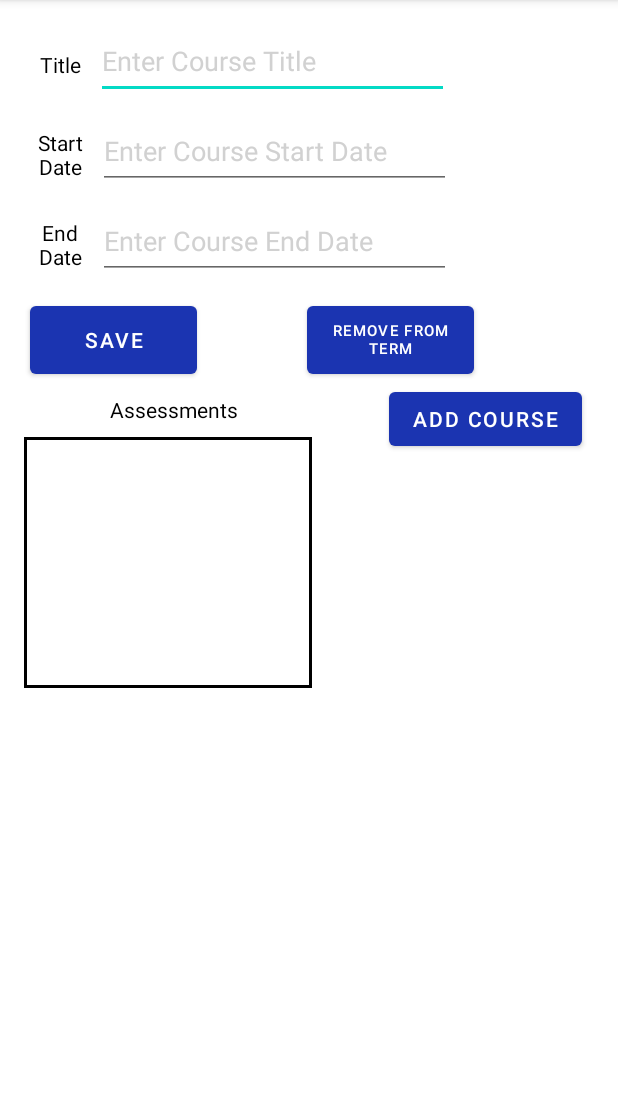
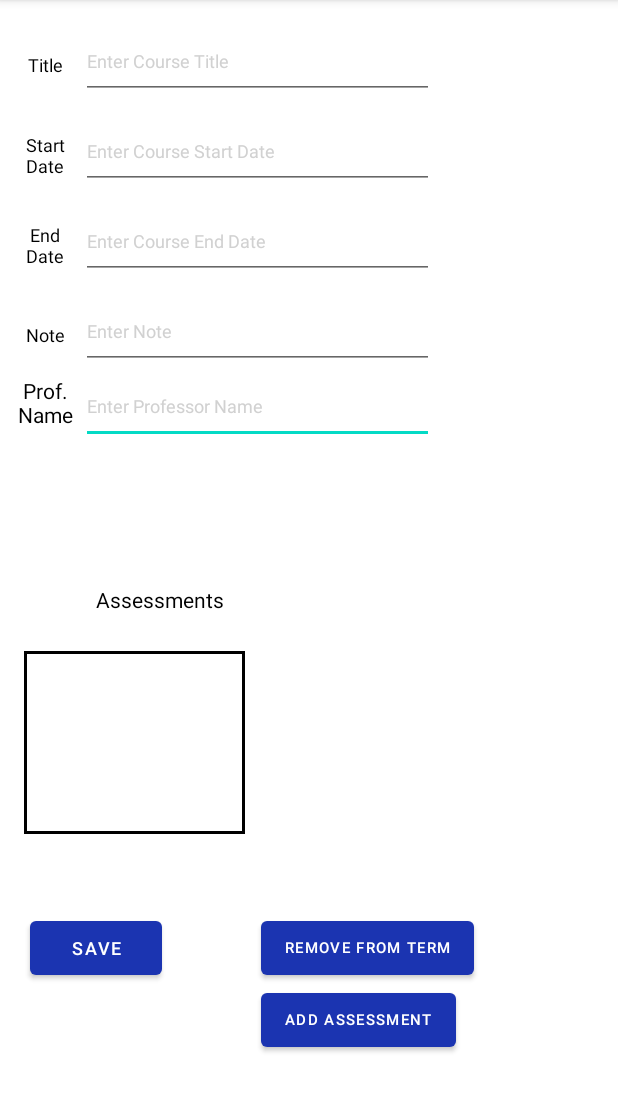
Before and after one commit to JohnHumphrey2099/C196, an Android app: the CourseDetail screen opened directly, with no data from a screen before it, on a phone screen of 412 x 824 dp, the part 84-1196 px from its top. Run offline under Robolectric (Android 15) with nearby library versions, the phone set to English and light mode, and no system bars.

Commit message:
Working on the Courses detail Screen.

```diff
--- a/app/src/main/java/com/humphrey/c196/Database/DatabaseBuilder.java
+++ b/app/src/main/java/com/humphrey/c196/Database/DatabaseBuilder.java
@@ -19,7 +19,7 @@ import com.humphrey.c196.Entity.Assessment;
 import com.humphrey.c196.Entity.Course;
 import com.humphrey.c196.Entity.Term;
 
-@Database(entities={Term.class, Assessment.class, Course.class}, version=5, exportSchema = false)
+@Database(entities={Term.class, Assessment.class, Course.class}, version=6, exportSchema = false)
 
 
 public abstract class DatabaseBuilder extends RoomDatabase {
--- a/app/src/main/java/com/humphrey/c196/UI/CourseDetail.java
+++ b/app/src/main/java/com/humphrey/c196/UI/CourseDetail.java
@@ -3,14 +3,18 @@ package com.humphrey.c196.UI;
 import androidx.appcompat.app.AppCompatActivity;
 
 import android.os.Bundle;
+import android.widget.EditText;
 
 import com.humphrey.c196.R;
 
 public class CourseDetail extends AppCompatActivity {
 
+    EditText editNote;
     @Override
     protected void onCreate(Bundle savedInstanceState) {
         super.onCreate(savedInstanceState);
         setContentView(R.layout.activity_course_detail);
+
+
     }
 }
--- a/app/src/main/java/com/humphrey/c196/UI/CourseScreen.java
+++ b/app/src/main/java/com/humphrey/c196/UI/CourseScreen.java
@@ -5,6 +5,7 @@ import androidx.recyclerview.widget.LinearLayoutManager;
 import androidx.recyclerview.widget.RecyclerView;
 
 import android.os.Bundle;
+import android.widget.EditText;
 
 import com.humphrey.c196.Database.Repository;
 import com.humphrey.c196.Entity.Course;
--- a/app/src/main/res/layout/activity_course_detail.xml
+++ b/app/src/main/res/layout/activity_course_detail.xml
@@ -8,26 +8,59 @@
 
 
     <TextView
-        android:id="@+id/labelCourseStart"
+        android:id="@+id/profNameLabel"
         android:layout_width="40dp"
         android:layout_height="45dp"
-        android:layout_marginStart="20dp"
         android:gravity="center"
-        android:text="Start Date"
+        android:text="Prof. Name"
         android:textColor="@color/black"
-        app:layout_constraintBottom_toBottomOf="@+id/editTextCourseStart"
-        app:layout_constraintStart_toStartOf="parent" />
+        app:layout_constraintStart_toStartOf="@+id/labelCourseEnd2"
+        app:layout_constraintTop_toBottomOf="@+id/editNote" />
+
+    <EditText
+        android:id="@+id/profNameField"
+        android:layout_width="235dp"
+        android:layout_height="50dp"
+        android:ems="10"
+        android:hint="Enter Professor Name"
+        android:inputType="textPersonName"
+        android:textColorHint="@color/hintText"
+        android:textSize="12sp"
+        app:layout_constraintStart_toStartOf="@+id/editNote"
+        app:layout_constraintTop_toBottomOf="@+id/editNote" />
+
+    <TextView
+        android:id="@+id/labelCourseEnd2"
+        android:layout_width="40dp"
+        android:layout_height="45dp"
+        android:gravity="center"
+        android:text="Note"
+        android:textColor="@color/black"
+        android:textSize="12sp"
+        app:layout_constraintBottom_toBottomOf="@+id/editNote"
+        app:layout_constraintStart_toStartOf="@+id/labelCourseEnd" />
 
     <TextView
         android:id="@+id/labelCourseEnd"
         android:layout_width="40dp"
         android:layout_height="45dp"
-        android:layout_marginStart="20dp"
         android:gravity="center"
         android:text="End Date"
         android:textColor="@color/black"
+        android:textSize="12sp"
         app:layout_constraintBottom_toBottomOf="@+id/editTextCourseEnd"
-        app:layout_constraintStart_toStartOf="parent" />
+        app:layout_constraintStart_toStartOf="@+id/labelCourseStart" />
+
+    <TextView
+        android:id="@+id/labelCourseStart"
+        android:layout_width="40dp"
+        android:layout_height="45dp"
+        android:gravity="center"
+        android:text="Start Date"
+        android:textColor="@color/black"
+        android:textSize="12sp"
+        app:layout_constraintBottom_toBottomOf="@+id/editTextCourseStart"
+        app:layout_constraintStart_toStartOf="@+id/labelCourseTitle" />
 
     <EditText
         android:id="@+id/editTextCourseTitle"
@@ -39,6 +72,7 @@
         android:hint="Enter Course Title"
         android:inputType="textPersonName"
         android:textColorHint="#D1D1D1"
+        android:textSize="12sp"
         app:layout_constraintStart_toEndOf="@+id/labelCourseTitle"
         app:layout_constraintTop_toTopOf="parent" />
 
@@ -46,74 +80,93 @@
         android:id="@+id/editTextCourseStart"
         android:layout_width="235dp"
         android:layout_height="50dp"
-        android:layout_marginStart="5dp"
         android:layout_marginTop="10dp"
         android:ems="10"
+        android:focusable="false"
         android:hint="Enter Course Start Date"
-        android:inputType="textPersonName"
+        android:inputType="none"
         android:textColorHint="@color/hintText"
-        app:layout_constraintStart_toEndOf="@+id/labelCourseStart"
+        android:textSize="12sp"
+        app:layout_constraintStart_toStartOf="@+id/editTextCourseTitle"
         app:layout_constraintTop_toBottomOf="@+id/editTextCourseTitle" />
 
     <TextView
         android:id="@+id/labelCourseTitle"
         android:layout_width="40dp"
         android:layout_height="45dp"
-        android:layout_marginStart="20dp"
+        android:layout_marginStart="10dp"
         android:gravity="center"
         android:text="Title"
         android:textColor="@color/black"
+        android:textSize="12sp"
         app:layout_constraintBottom_toBottomOf="@+id/editTextCourseTitle"
         app:layout_constraintStart_toStartOf="parent" />
+
+    <EditText
+        android:id="@+id/editNote"
+        android:layout_width="235dp"
+        android:layout_height="50dp"
+        android:layout_marginTop="10dp"
+        android:ems="10"
+        android:hint="Enter Note"
+        android:inputType="textPersonName"
+        android:textColorHint="@color/hintText"
+        android:textSize="12sp"
+        app:layout_constraintStart_toStartOf="@+id/editTextCourseEnd"
+        app:layout_constraintTop_toBottomOf="@+id/editTextCourseEnd" />
 
     <TextView
         android:id="@+id/labelAssessmentsCourseDetail"
         android:layout_width="211dp"
         android:layout_height="36dp"
         android:layout_marginStart="24dp"
+        android:layout_marginTop="136dp"
         android:gravity="center"
         android:text="Assessments"
         android:textColor="@color/black"
-        app:layout_constraintBottom_toTopOf="@+id/coursesInsideCourseDetails"
         app:layout_constraintEnd_toEndOf="@+id/coursesInsideCourseDetails"
-        app:layout_constraintStart_toStartOf="parent" />
+        app:layout_constraintHorizontal_bias="0.319"
+        app:layout_constraintStart_toStartOf="parent"
+        app:layout_constraintTop_toBottomOf="@+id/editNote" />
 
     <EditText
         android:id="@+id/editTextCourseEnd"
         android:layout_width="235dp"
         android:layout_height="50dp"
-        android:layout_marginStart="5dp"
         android:layout_marginTop="10dp"
         android:ems="10"
+        android:focusable="false"
         android:hint="Enter Course End Date"
-        android:inputType="textPersonName"
+        android:inputType="none"
         android:textColorHint="@color/hintText"
-        app:layout_constraintStart_toEndOf="@+id/labelCourseEnd"
+        android:textSize="12sp"
+        app:layout_constraintStart_toStartOf="@+id/editTextCourseStart"
         app:layout_constraintTop_toBottomOf="@+id/editTextCourseStart" />
 
     <Button
         android:id="@+id/courseDetailSaveButton"
-        android:layout_width="111dp"
-        android:layout_height="57dp"
-        android:layout_marginTop="12dp"
+        android:layout_width="wrap_content"
+        android:layout_height="wrap_content"
+        android:layout_marginStart="4dp"
+        android:layout_marginTop="52dp"
         android:text="SAVE"
-        app:layout_constraintStart_toStartOf="@+id/labelCourseEnd"
-        app:layout_constraintTop_toBottomOf="@+id/editTextCourseEnd" />
+        android:textSize="12sp"
+        app:layout_constraintStart_toStartOf="@+id/coursesInsideCourseDetails"
+        app:layout_constraintTop_toBottomOf="@+id/coursesInsideCourseDetails" />
 
     <Button
-        android:id="@+id/courseDetailAddCourseToCourseButton"
+        android:id="@+id/courseDetailAddAssessment"
         android:layout_width="wrap_content"
         android:layout_height="wrap_content"
-        android:layout_marginEnd="24dp"
-        android:text="ADD COURSE"
-        android:textSize="14sp"
-        app:layout_constraintEnd_toEndOf="parent"
+        android:text="ADD ASSESSMENT"
+        android:textSize="10sp"
+        app:layout_constraintStart_toStartOf="@+id/courseRemoveButton"
         app:layout_constraintTop_toBottomOf="@+id/courseRemoveButton" />
 
     <Button
         android:id="@+id/courseRemoveButton"
-        android:layout_width="111dp"
-        android:layout_height="57dp"
+        android:layout_width="wrap_content"
+        android:layout_height="wrap_content"
         android:layout_marginEnd="96dp"
         android:onClick="goToCourseScreen"
         android:text="REMOVE FROM TERM"
@@ -125,11 +178,12 @@
 
     <androidx.recyclerview.widget.RecyclerView
         android:id="@+id/coursesInsideCourseDetails"
-        android:layout_width="192dp"
-        android:layout_height="167dp"
+        android:layout_width="147dp"
+        android:layout_height="122dp"
         android:layout_marginStart="16dp"
-        android:layout_marginTop="36dp"
+        android:layout_marginTop="16dp"
         android:background="@drawable/my_border_drawable"
         app:layout_constraintStart_toStartOf="parent"
-        app:layout_constraintTop_toBottomOf="@+id/courseDetailSaveButton" />
+        app:layout_constraintTop_toBottomOf="@+id/labelAssessmentsCourseDetail" />
+
 </androidx.constraintlayout.widget.ConstraintLayout>
--- /dev/null
+++ b/app/src/main/res/menu/menu_termdetails.xml
@@ -0,0 +1,4 @@
+<?xml version="1.0" encoding="utf-8"?>
+<menu xmlns:android="http://schemas.android.com/apk/res/android">
+
+</menu>
--- a/app/src/main/res/xml/data_extraction_rules.xml
+++ b/app/src/main/res/xml/data_extraction_rules.xml
@@ -5,7 +5,7 @@
 -->
 <data-extraction-rules>
     <cloud-backup>
-        <!-- TODO: Use <include> and <exclude> to control what is backed up.
+        <!--
         <include .../>
         <exclude .../>
         -->
```
Also changed, not shown: app/src/main/java/com/humphrey/c196/Entity/Assessment.java (+8 -7 lines), app/src/main/java/com/humphrey/c196/Entity/Course.java (+7 -7 lines), app/src/main/java/com/humphrey/c196/Entity/Term.java (+7 -7 lines), app/src/main/java/com/humphrey/c196/UI/TermDetail.java (+126 -69 lines), app/src/main/res/layout/activity_term_detail.xml (+9 -21 lines).
